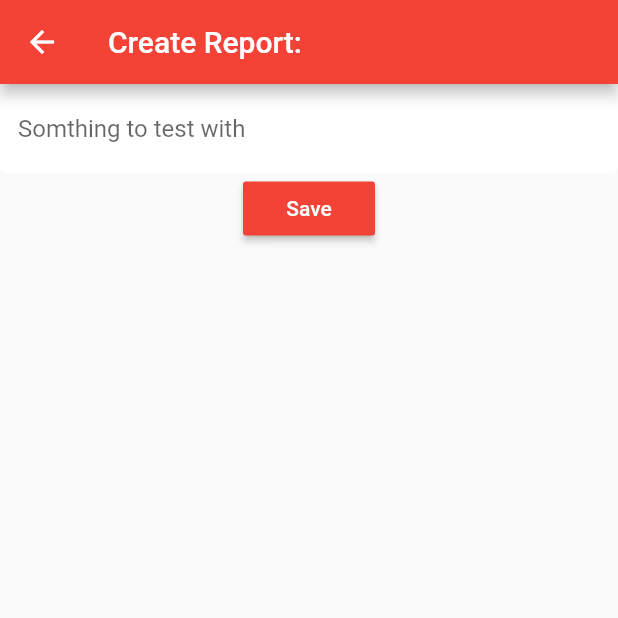
After one commit to AriGute/Report-creator, a Flutter app: the screen it shows once a user with an empty profile is signed in, after a tap on the "add comment" icon, on a phone screen of 412 x 824 dp, the top half of it. The commit adds this screen. Run offline on Flutter 3.47's test engine with Material 2 defaults, Android fonts, the phone set to English and light mode, and no system bars; our stand-ins replace cloud_firestore, firebase_auth, firebase_core, flutter_spinkit; accounts and stored records are empty.

Commit message:
updated home page

```diff
--- a/lib/pages/authenticate/register.dart
+++ b/lib/pages/authenticate/register.dart
@@ -34,7 +34,7 @@ class _RegisterState extends State<Register> {
             appBar: AppBar(
               backgroundColor: Colors.red[500],
               elevation: 0.0,
-              title: Text('Sign up'),
+              title: Text('Sign up:'),
               actions: <Widget>[
                 FlatButton.icon(
                   onPressed: () {
--- a/lib/pages/authenticate/sign_in.dart
+++ b/lib/pages/authenticate/sign_in.dart
@@ -33,7 +33,7 @@ class _SignInState extends State<SignIn> {
             appBar: AppBar(
               backgroundColor: Colors.red[500],
               elevation: 0.0,
-              title: Text('Sign in'),
+              title: Text('Sign in:'),
               actions: <Widget>[
                 FlatButton.icon(
                   onPressed: () {
--- a/lib/pages/home/docs_list.dart
+++ b/lib/pages/home/docs_list.dart
@@ -1,6 +1,7 @@
 import 'package:flutter/material.dart';
-import 'package:cloud_firestore/cloud_firestore.dart';
 import 'package:provider/provider.dart';
+import 'package:save_pdf/pages/home/report_tile.dart';
+import 'package:save_pdf/pages/models/report.dart';
 
 class DocsList extends StatefulWidget {
   @override
@@ -10,6 +11,23 @@ class DocsList extends StatefulWidget {
 class _DocsListState extends State<DocsList> {
   @override
   Widget build(BuildContext context) {
-    return Container();
+    final reportList = Provider.of<List<Report>>(context);
+    print('<[docs_list.dart => _DocsListState]>');
+    if (reportList != null) {
+      print("reports:  $reportList");
+
+      reportList.forEach((report) {
+        print(report.name);
+        print(report.date);
+        print(report.anotherThing);
+      });
+    } else {
+      print('list is null');
+    }
+    return ListView.builder(
+        itemCount: reportList.length,
+        itemBuilder: (context, index) {
+          return ReportTile(report: reportList[index]);
+        });
   }
 }
--- a/lib/pages/home/home.dart
+++ b/lib/pages/home/home.dart
@@ -1,7 +1,8 @@
-import 'package:cloud_firestore/cloud_firestore.dart';
 import 'package:flutter/material.dart';
 import 'package:save_pdf/pages/home/docs_list.dart';
-import 'package:save_pdf/services/auth.dart';
+import 'package:save_pdf/pages/home/report_form.dart';
+import 'package:save_pdf/pages/home/settings_form.dart';
+import 'package:save_pdf/pages/models/report.dart';
 import 'package:save_pdf/services/auth.dart';
 import 'package:save_pdf/services/database.dart';
 import 'package:provider/provider.dart';
@@ -13,14 +14,26 @@ class Home extends StatelessWidget {
 
   @override
   Widget build(BuildContext context) {
-    return StreamProvider<QuerySnapshot>.value(
-      value: DatabaseService().docs(),
+    void _showSettingsPanel() {
+      showModalBottomSheet(
+          context: context,
+          builder: (context) {
+            return Container(
+              padding: EdgeInsets.symmetric(vertical: 20.0, horizontal: 60.0),
+              child: SettingsForm(),
+            );
+          });
+    }
+
+    return StreamProvider<List<Report>>.value(
+      value: DatabaseService(uid: _auth.getUid()).docs(),
+      initialData: [],
       child: Scaffold(
         backgroundColor: Colors.white,
         appBar: AppBar(
           backgroundColor: Colors.red[500],
           title: Text(
-            'Report',
+            'Main Page:',
             style: TextStyle(color: appBarTextColor),
           ),
           centerTitle: false,
@@ -39,13 +52,34 @@ class Home extends StatelessWidget {
                 style: TextStyle(color: appBarTextColor),
               ),
             ),
+            FlatButton.icon(
+              onPressed: () => _showSettingsPanel(),
+              icon: Icon(
+                Icons.settings,
+                color: appBarTextColor,
+              ),
+              label: Text(
+                'Settings',
+                style: TextStyle(color: appBarTextColor),
+              ),
+            )
           ],
         ),
-        // body: DocsList(),
-        // body: IconButton(
-        //   onPressed: () {},
-        //   icon: Icon(Icons.add_box),
-        // ),
+        body: DocsList(),
+        floatingActionButton: FloatingActionButton(
+          onPressed: () {
+            print("add report");
+            Navigator.push(
+              context,
+              MaterialPageRoute(builder: (context) => ReportForm()),
+            );
+          },
+          child: Icon(
+            Icons.add_comment_outlined,
+          ),
+          backgroundColor: Colors.red[500],
+          elevation: 0.0,
+        ),
       ),
     );
   }
--- /dev/null
+++ b/lib/pages/home/report_form.dart
@@ -0,0 +1,38 @@
+import 'package:flutter/material.dart';
+import 'package:save_pdf/pages/shared/constants.dart';
+
+class ReportForm extends StatelessWidget {
+  @override
+  Widget build(BuildContext context) {
+    return Scaffold(
+      appBar: AppBar(
+        backgroundColor: Colors.red[500],
+        title: Text(
+          "Create Report:",
+          style: TextStyle(color: Colors.white),
+        ),
+      ),
+      body: Container(
+        child: Column(children: [
+          Form(
+            child: TextFormField(
+              decoration: textIputDecoration.copyWith(
+                  hintText: "Somthing to test with"),
+            ),
+          ),
+          RaisedButton(
+              color: Colors.red[500],
+              child: Text(
+                "Save",
+                style: TextStyle(color: Colors.white),
+              ),
+              onPressed: () {
+                //TODO: async function for uploading the report.
+                print("Save report.");
+                Navigator.pop(context);
+              })
+        ]),
+      ),
+    );
+  }
+}
--- /dev/null
+++ b/lib/pages/home/report_tile.dart
@@ -0,0 +1,30 @@
+import 'package:flutter/material.dart';
+import 'package:save_pdf/pages/models/report.dart';
+
+class ReportTile extends StatelessWidget {
+  final Report report;
+  ReportTile({this.report});
+
+  @override
+  Widget build(BuildContext context) {
+    return Padding(
+      padding: EdgeInsets.only(top: 8.0),
+      child: Card(
+        margin: EdgeInsets.fromLTRB(10.0, 0.6, 10.0, 0),
+        child: ListTile(
+          leading: Icon(
+            Icons.assignment,
+            color: Colors.red[500],
+            size: 40.0,
+          ),
+          title: Text(report.date),
+          subtitle: Text(report.name),
+          onTap: () {
+            print("Press: ${report.name}");
+          },
+        ),
+        color: Colors.grey[400],
+      ),
+    );
+  }
+}
--- /dev/null
+++ b/lib/pages/models/report.dart
@@ -0,0 +1,7 @@
+class Report {
+  final String date;
+  final String name;
+  final String anotherThing;
+
+  Report({this.date, this.name, this.anotherThing});
+}
--- a/lib/pages/shared/constants.dart
+++ b/lib/pages/shared/constants.dart
@@ -1,5 +1,3 @@
-import 'dart:ffi';
-
 import 'package:flutter/material.dart';
 
 const double boxSize = 5;
--- a/lib/services/auth.dart
+++ b/lib/services/auth.dart
@@ -6,6 +6,10 @@ import 'package:save_pdf/services/database.dart';
 
 class AuthService {
   final FirebaseAuth _auth = FirebaseAuth.instance;
+
+  String getUid() {
+    return _auth.currentUser.uid;
+  }
 
   // create user obj based on Firebase User
   MyUser _userFromFirebaseUser(User user) {
@@ -36,6 +40,7 @@ class AuthService {
       UserCredential result = await _auth.signInWithEmailAndPassword(
           email: email, password: password);
       User user = result.user;
+      // await DatabaseService(uid: user.uid).addReport();
 
       return _userFromFirebaseUser(user);
     } catch (e) {
@@ -49,7 +54,7 @@ class AuthService {
       UserCredential result = await _auth.createUserWithEmailAndPassword(
           email: email, password: password);
       User user = result.user;
-      await DatabaseService(uid: user.uid).createUserDocs();
+      // await DatabaseService(uid: user.uid).createUserReports();
       return _userFromFirebaseUser(user);
     } catch (e) {
       print(e.toString());
--- a/lib/services/database.dart
+++ b/lib/services/database.dart
@@ -1,26 +1,49 @@
 import 'package:cloud_firestore/cloud_firestore.dart';
-import 'package:firebase_core/firebase_core.dart';
+import 'package:firebase_auth/firebase_auth.dart';
+import 'package:save_pdf/pages/models/report.dart';
 
 class DatabaseService {
   final String uid;
   DatabaseService({this.uid});
   //collection refrence
-  final CollectionReference db =
-      FirebaseFirestore.instance.collection('Reports');
+  final CollectionReference db = FirebaseFirestore.instance.collection('Users');
 
   // create uniqe user docs library
-  Future createUserDocs() async {
-    return await db.doc(uid).set({});
+  Future createUserReports() async {
+    return await db.doc(uid).set({
+      'date': "0",
+      'name': 'ariel test',
+      'anotherThing': 'some other thing'
+    });
   }
 
-  // add doc to exist user library
-  Stream<QuerySnapshot> docs() {
-    // DocumentSnapshot doc = await db.doc(uid).get();
-    // if (doc.exists) {
-    //   print(doc);
-    // } else {
-    //   createUserDocs();
-    // }
-    return db.snapshots();
+  // get report doc list from snapshot
+  List<Report> _reportListFromSnapShot(QuerySnapshot snapshot) {
+    print("<[database.dart => _reportListFromSnapShot]>");
+    // print("UID: $uid");
+    return snapshot.docs.map((doc) {
+      return Report(
+          date: doc.data()['date'] ?? '',
+          name: doc.data()['name'] ?? '',
+          anotherThing: doc.data()['anotherThing'] ?? '');
+    }).toList();
+  }
+
+  // get reports that belong to exist user
+  Stream<List<Report>> docs() {
+    print("<[database.dart => docs]>");
+    print("docs UID: $uid");
+    final CollectionReference reportsDb = db.doc(uid).collection("Reports");
+    print(reportsDb);
+    return reportsDb.snapshots().map(_reportListFromSnapShot);
+  }
+
+  // add reports to exist user
+  Future addReport() async {
+    return await db.doc(uid).collection('Reports').add({
+      'date': "0",
+      'name': 'ariel test',
+      'anotherThing': 'some other thing'
+    });
   }
 }
```
Also changed, not shown: lib/pages/home/settings_form.dart (added, +19 -0 lines).
